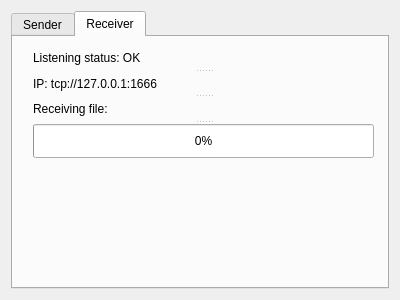
stryku/icyus, file sources/gui/icyus/form.ui: the form before one commit.
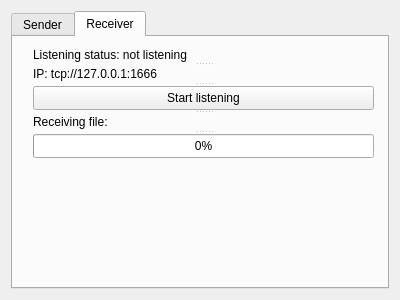
The form after the commit. The open tabs and pages were chosen to show the change.

Patch:
```diff
--- a/sources/gui/icyus/form.ui
+++ b/sources/gui/icyus/form.ui
@@ -115,7 +115,7 @@
        </property>
        <widget class="QLabel" name="labelListeningStatus">
         <property name="text">
-         <string>Listening status: OK</string>
+         <string>Listening status: not listening</string>
         </property>
        </widget>
        <widget class="QLabel" name="labelReceiverIp">
@@ -123,6 +123,11 @@
          <string>IP: tcp://127.0.0.1:1666</string>
         </property>
        </widget>
+       <widget class="QPushButton" name="pushButtonStartListening">
+        <property name="text">
+         <string>Start listening</string>
+        </property>
+       </widget>
        <widget class="QLabel" name="labelReceivinFile">
         <property name="text">
          <string>Receiving file:</string>
```
